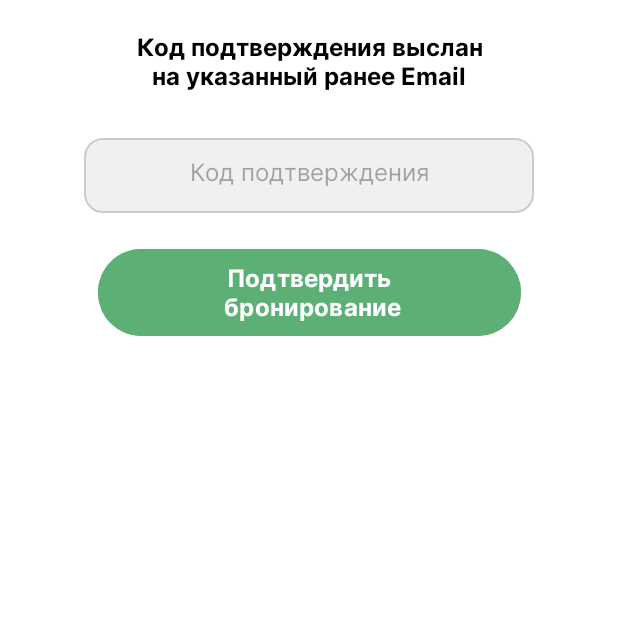
After one commit to Natshark/PROBiblioteku, an Android app: the ConfirmationBookingActivity screen opened directly, with no data from a screen before it, on a phone screen of 412 x 824 dp, the top half of it. The commit adds this screen. Run offline under Robolectric (Android 15) with nearby library versions, the phone set to English and light mode, and no system bars; network calls fail.

Commit message:
checked email and auth

```diff
--- /dev/null
+++ b/app/src/main/java/com/example/probiblioteku/CacheManager.kt
@@ -0,0 +1,21 @@
+package com.example.probiblioteku
+
+import android.content.Context
+
+class CacheManager (context: Context) {
+    public val sharedPreferences = context.getSharedPreferences("my_cache", Context.MODE_PRIVATE)
+
+    fun saveData(key: String, value: String) {
+        val editor = sharedPreferences.edit()
+        editor.putString(key, value)
+        editor.apply()
+    }
+
+    fun getData(key: String, defaultValue: String): String {
+        return sharedPreferences.getString(key, defaultValue) ?: defaultValue
+    }
+
+    fun clearCache() {
+        sharedPreferences.edit().clear().apply()
+    }
+}
--- /dev/null
+++ b/app/src/main/java/com/example/probiblioteku/ConfirmationBookingActivity.kt
@@ -0,0 +1,39 @@
+package com.example.probiblioteku
+
+import android.content.Intent
+import android.os.Bundle
+import android.widget.Button
+import android.widget.EditText
+import android.widget.Toast
+import androidx.appcompat.app.AppCompatActivity
+import kotlin.random.Random
+
+class ConfirmationBookingActivity : AppCompatActivity() {
+    override fun onCreate(savedInstanceState: Bundle?) {
+        super.onCreate(savedInstanceState)
+        setContentView(R.layout.activity_confirmation_booking)
+
+        fun generateRandomSixDigitNumber(): Int {
+            val min = 100000
+            val max = 999999
+            return Random.nextInt(min, max + 1)
+        }
+        CacheManager(this).saveData("confirmCode", generateRandomSixDigitNumber().toString())
+
+        sendEmailInBackground(CacheManager(this).getData("confirmCode", "Error"), "Код подтверждения", CacheManager(this).getData("email", "Error"))
+        val confirmButton: Button = findViewById(R.id.confirmBookingButton)
+        confirmButton.setOnClickListener {
+            val confirmCode: EditText = findViewById(R.id.confirmationBookingEditText)
+            val confirmCode_text = confirmCode.text.toString().trim()
+            if (confirmCode_text == CacheManager(this).getData("confirmCode", "Error")) {
+                sendEmailInBackground(CacheManager(this).getData("message", "Error"), "Заявка на бронирование", "danyakovalugrasu@gmail.com")
+                Toast.makeText(this, "Заявка отправлена.\nС вами свяжутся в ближайшее время", Toast.LENGTH_LONG).show()
+                val intent = Intent(this, BookingActivity::class.java)
+                startActivity(intent)
+            }
+            else {
+                Toast.makeText(this, "Неверный код. Повторите попытку", Toast.LENGTH_LONG).show()
+            }
+        }
+    }
+}
--- /dev/null
+++ b/app/src/main/java/com/example/probiblioteku/send_request_booking.kt
@@ -0,0 +1,45 @@
+package com.example.probiblioteku
+
+import kotlinx.coroutines.Dispatchers
+import kotlinx.coroutines.GlobalScope
+import kotlinx.coroutines.launch
+import java.util.Properties
+import javax.mail.Authenticator
+import javax.mail.Message
+import javax.mail.MessagingException
+import javax.mail.PasswordAuthentication
+import javax.mail.Session
+import javax.mail.Transport
+import javax.mail.internet.InternetAddress
+import javax.mail.internet.MimeMessage
+fun send_email(message_text_submit: String, subject: String, to: String) {
+    val properties = Properties()
+    properties["mail.smtp.host"] = "smtp.mail.ru"
+    properties["mail.smtp.port"] = "587"
+    properties["mail.smtp.auth"] = "true"
+    properties["mail.smtp.starttls.enable"] = "true"
+
+    val session = Session.getInstance(properties, object : Authenticator() {
+        override fun getPasswordAuthentication(): PasswordAuthentication {
+            return PasswordAuthentication("mobilelibraryugrasu@mail.ru", "JMP2f7xid8QzFK3FNDhY")
+        }
+    })
+
+    try {
+        val message = MimeMessage(session)
+        message.setFrom(InternetAddress("mobilelibraryugrasu@mail.ru"))
+        message.setRecipients(Message.RecipientType.TO, InternetAddress.parse(to))
+        message.subject = subject.toString()
+        message.setText(message_text_submit)
+        Transport.send(message)
+    }
+    catch (e: MessagingException) {
+        println("Failed to send email. Error: ${e.message}")
+    }
+}
+
+fun sendEmailInBackground(messageTextSubmit: String, subject: String, to: String) {
+    GlobalScope.launch(Dispatchers.IO) {
+        send_email(messageTextSubmit, subject, to)
+    }
+}
--- /dev/null
+++ b/app/src/main/res/layout/activity_confirmation_booking.xml
@@ -0,0 +1,61 @@
+<?xml version="1.0" encoding="utf-8"?>
+<androidx.constraintlayout.widget.ConstraintLayout xmlns:android="http://schemas.android.com/apk/res/android"
+    xmlns:app="http://schemas.android.com/apk/res-auto"
+    xmlns:tools="http://schemas.android.com/tools"
+    android:layout_width="match_parent"
+    android:layout_height="match_parent"
+    android:background="@color/white"
+    tools:context=".ConfirmationBookingActivity">
+
+    <TextView
+        android:id="@+id/confirmationBookingTextView"
+        android:layout_width="match_parent"
+        android:layout_height="62dp"
+        android:layout_gravity="center"
+        android:layout_marginTop="10dp"
+        android:fontFamily="@font/inter_bold"
+        android:gravity="center"
+        android:text="Код подтверждения выслан\nна указанный ранее Email"
+        android:textAlignment="center"
+        android:textColor="@color/black"
+        android:textSize="16sp"
+        android:textStyle="bold"
+        app:layout_constraintEnd_toEndOf="parent"
+        app:layout_constraintStart_toStartOf="parent"
+        app:layout_constraintTop_toTopOf="parent" />
+
+    <EditText
+        android:id="@+id/confirmationBookingEditText"
+        style="@style/MyCustomEditTextStyle"
+        android:layout_width="300dp"
+        android:layout_height="50dp"
+        android:layout_gravity="center"
+        android:layout_marginTop="20dp"
+        android:ems="10"
+        android:maxLength="6"
+        android:fontFamily="@font/inter"
+        android:hint="Код подтверждения"
+        android:inputType="number"
+        android:textAlignment="center"
+        android:textSize="16sp"
+        app:layout_constraintEnd_toEndOf="parent"
+        app:layout_constraintStart_toStartOf="parent"
+        app:layout_constraintTop_toBottomOf="@+id/confirmationBookingTextView" />
+
+    <Button
+        android:id="@+id/confirmBookingButton"
+        android:layout_width="282dp"
+        android:layout_height="66dp"
+        android:layout_gravity="center"
+        android:layout_marginTop="20dp"
+        android:backgroundTint="#5DB075"
+        android:fontFamily="@font/inter_bold"
+        android:text="Подтвердить\n бронирование"
+        android:textSize="16sp"
+        android:textStyle="bold"
+        app:layout_constraintEnd_toEndOf="parent"
+        app:layout_constraintStart_toStartOf="parent"
+        app:layout_constraintTop_toBottomOf="@+id/confirmationBookingEditText" />
+
+
+</androidx.constraintlayout.widget.ConstraintLayout>
```
Also changed, not shown: app/src/main/AndroidManifest.xml (+6 -3 lines), app/src/main/java/com/example/probiblioteku/BookingActivity.kt (+26 -11 lines), app/src/main/java/com/example/probiblioteku/send_email.kt (deleted, +0 -44 lines), app/src/main/res/layout/activity_booking.xml (+25 -7 lines).
